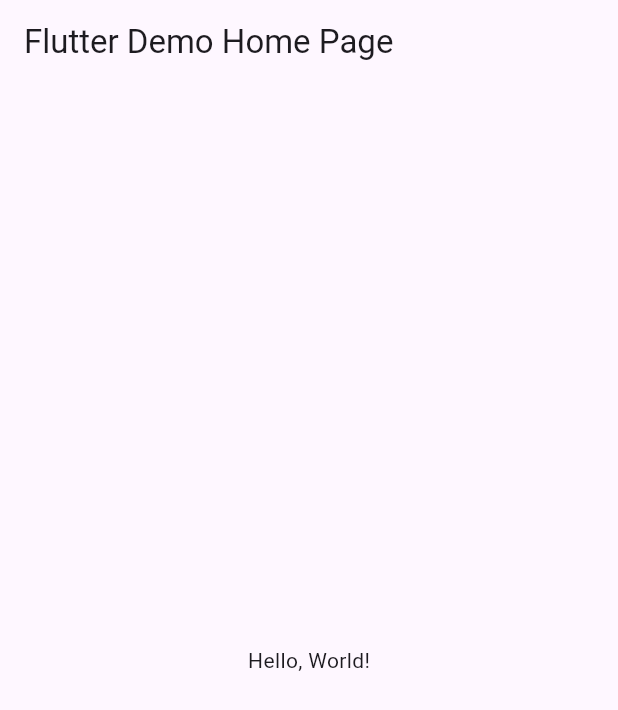
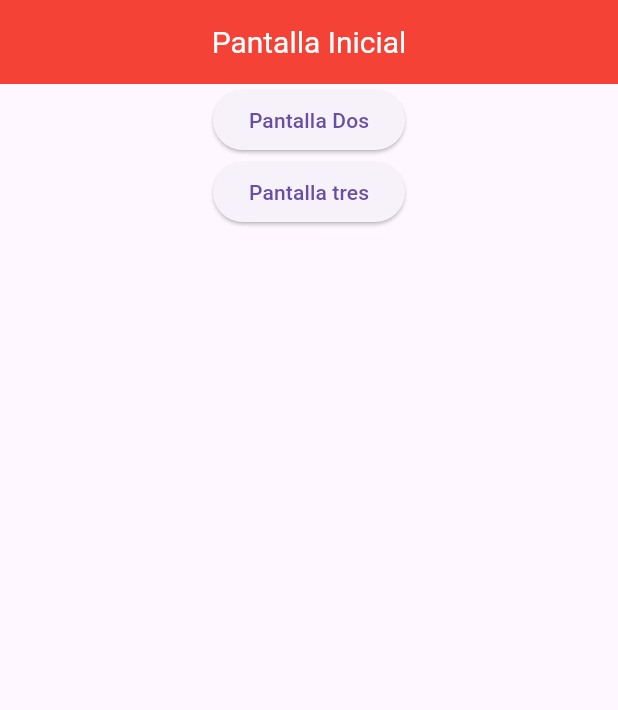
Before and after one commit to Emiliano-De-Santiago-1060/Pantallas_6_I, a Flutter app: the screen it shows after launch, on a phone screen of 412 x 824 dp. Shown: the top 710 px of the screen. Run offline on Flutter 3.47's test engine with Material 3 defaults, Android fonts, the phone set to English and light mode, and no system bars.

Commit message:
ahora si

```diff
--- a/lib/main.dart
+++ b/lib/main.dart
@@ -1,43 +1,26 @@
 import 'package:flutter/material.dart';
+import 'package:act5_rutas_6_i/pagina_inicial.dart';
+import 'package:act5_rutas_6_i/pagina_dos.dart';
+import 'package:act5_rutas_6_i/pagina_tres.dart';
 
-void main() => runApp(MyApp());
+void main() => runApp(MiRutas());
 
-class MyApp extends StatelessWidget {
-  const MyApp({super.key});
-  // This widget is the root of your application.
+class MiRutas extends StatelessWidget {
+  const MiRutas({Key? key}) : super(key: key);
+
   @override
   Widget build(BuildContext context) {
     return MaterialApp(
-      // Application name
-      title: 'Flutter Hello World',
-      // Application theme data, you can set the colors for the application as
-      // you want
-      theme: ThemeData(
-        // useMaterial3: false,
-        primarySwatch: Colors.blue,
-      ),
-      // A widget which will be started on application startup
-      home: MyHomePage(title: 'Flutter Demo Home Page'),
+      debugShowCheckedModeBanner: false,
+      title: 'Rutas entre paginas',
+      initialRoute: '/',
+      routes: {
+        // Cuando navegamos a la ruta "/", se construye la pantalla PantallaUno
+        '/': (context) => const PantallaUno(),
+        // Cuando navegamos a la ruta "/pantalla2", se construye la pantalla PantallaDos
+        '/pantalla2': (context) => const PantallaDos(),
+        '/pantalla3': (context) => const PantallaTres(),
+      },
     );
   }
 }
-
-class MyHomePage extends StatelessWidget {
-  final String title;
-  const MyHomePage({super.key, required this.title});
-
-  @override
-  Widget build(BuildContext context) {
-    return Scaffold(
-      appBar: AppBar(
-        // The title text which will be shown on the action bar
-        title: Text(title),
-      ),
-      body: Center(
-        child: Text(
-          'Hello, World!',
-        ),
-      ),
-    );
-  }
-}
--- /dev/null
+++ b/lib/pagina_inicial.dart
@@ -0,0 +1,39 @@
+import 'package:flutter/material.dart';
+
+class PantallaUno extends StatelessWidget {
+  const PantallaUno({Key? key}) : super(key: key);
+
+  @override
+  Widget build(BuildContext context) {
+    return Scaffold(
+      appBar: AppBar(
+        title: const Text(
+          'Pantalla Inicial',
+          style: TextStyle(fontSize: 20, color: Colors.white),
+        ),
+        backgroundColor: Colors.red, // Fondo rojo
+        centerTitle: true, // Centrar el texto
+      ),
+      body: Column(
+        children: [
+          Center(
+            child: ElevatedButton(
+              onPressed: () {
+                Navigator.pushNamed(context, '/pantalla2');
+              },
+              child: const Text('Pantalla Dos'),
+            ),
+          ),
+          Center(
+            child: ElevatedButton(
+              onPressed: () {
+                Navigator.pushNamed(context, '/pantalla3');
+              },
+              child: const Text('Pantalla tres'),
+            ),
+          ),
+        ],
+      ),
+    );
+  }
+}
```
Also changed, not shown: lib/pagina_dos.dart (added, +27 -0 lines), lib/pagina_tres.dart (added, +27 -0 lines).
